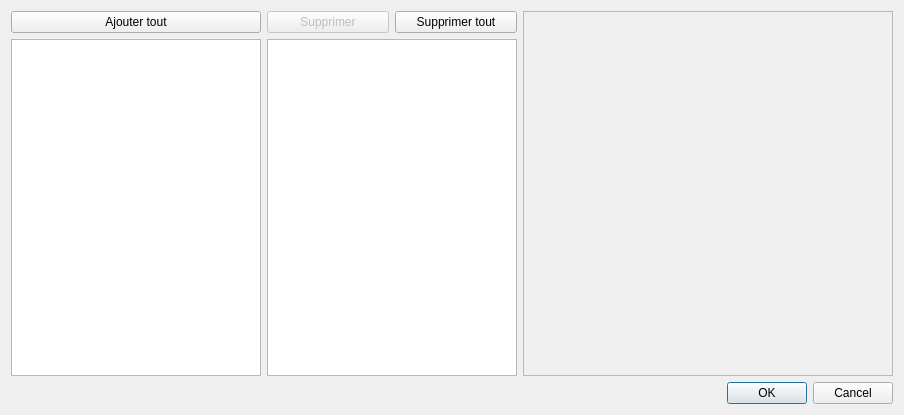
Chabam/computree-mirror, file library/ctlibwidget/ct_view/elements/ctg_configurableelementsselector.ui: the form before one commit.
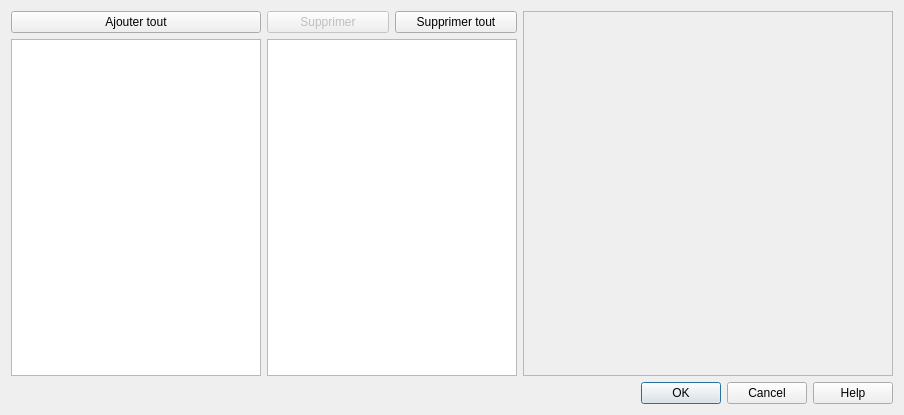
The form after the commit.

```diff
--- a/library/ctlibwidget/ct_view/elements/ctg_configurableelementsselector.ui
+++ b/library/ctlibwidget/ct_view/elements/ctg_configurableelementsselector.ui
@@ -104,7 +104,7 @@
       <enum>Qt::Horizontal</enum>
      </property>
      <property name="standardButtons">
-      <set>QDialogButtonBox::Cancel|QDialogButtonBox::Ok</set>
+      <set>QDialogButtonBox::Cancel|QDialogButtonBox::Help|QDialogButtonBox::Ok</set>
      </property>
     </widget>
    </item>
```
Left out of the diff: 2 changed lines with no effect on the pictures.
